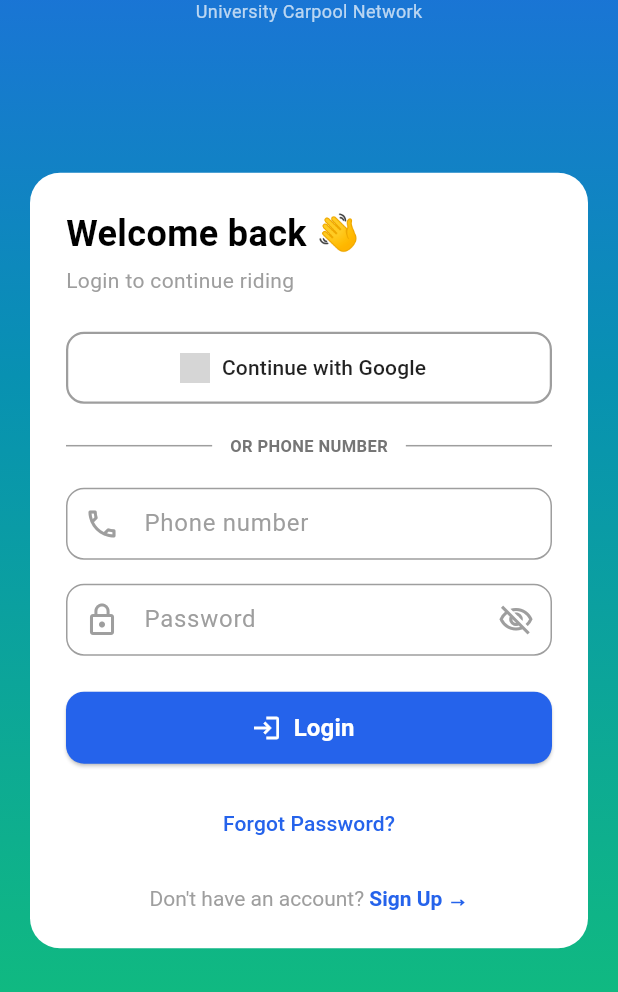
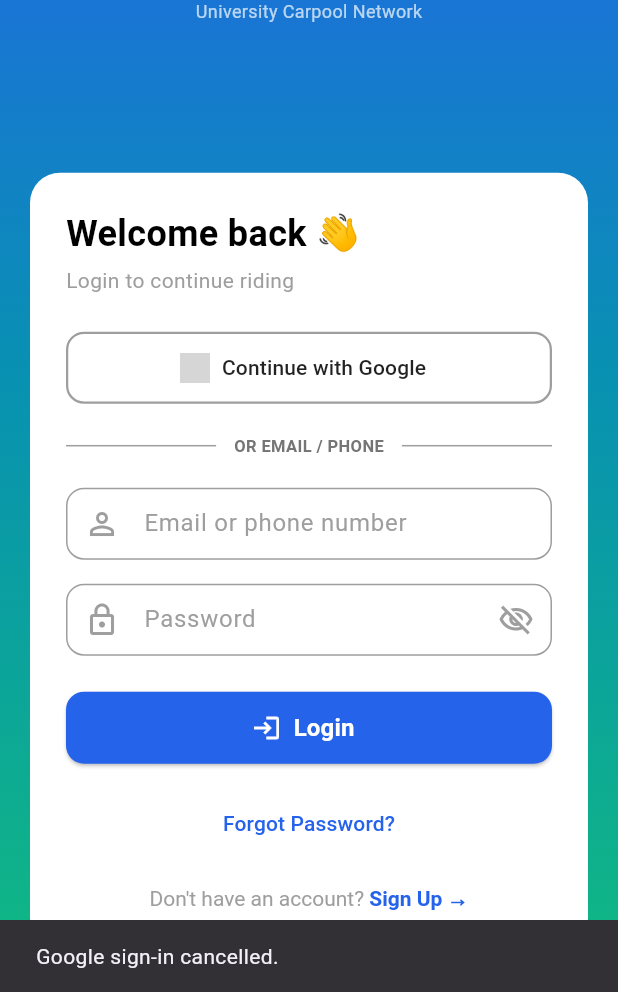
Before and after one commit to ThisIsShamim/Ride_Share_UniversityCarpol, a Flutter app: the screen it shows after launch, after a tap on "Continue with Google", on a phone screen of 412 x 824 dp, the part 244-1236 px from its top. Run offline on Flutter 3.47's test engine with Material 3 defaults, Android fonts, the phone set to English and light mode, and no system bars; our stand-ins replace firebase_auth, firebase_core, google_sign_in; accounts and stored records are empty; grey boxes are pictures that could not be loaded.

Commit message:
Login backend setup for login_scree.dart file

```diff
--- a/ride_share/lib/main.dart
+++ b/ride_share/lib/main.dart
@@ -1,7 +1,11 @@
+import 'package:firebase_core/firebase_core.dart';
 import 'package:flutter/material.dart';
+import 'firebase_options.dart';
 import 'screens/login_screen.dart';
 
-void main() {
+Future<void> main() async {
+  WidgetsFlutterBinding.ensureInitialized();
+  await Firebase.initializeApp(options: DefaultFirebaseOptions.currentPlatform);
   runApp(const MyApp());
 }
 
@@ -30,7 +34,7 @@ class MyApp extends StatelessWidget {
         //
         // This works for code too, not just values: Most code changes can be
         // tested with just a hot reload.
-        colorScheme: .fromSeed(seedColor: Colors.deepPurple),
+        colorScheme: ColorScheme.fromSeed(seedColor: Colors.deepPurple),
       ),
       home: const LoginScreen(),
     );
--- a/ride_share/lib/screens/login_screen.dart
+++ b/ride_share/lib/screens/login_screen.dart
@@ -1,4 +1,6 @@
+import 'package:firebase_auth/firebase_auth.dart';
 import 'package:flutter/material.dart';
+import 'package:google_sign_in/google_sign_in.dart';
 
 class LoginScreen extends StatefulWidget {
   const LoginScreen({Key? key}) : super(key: key);
@@ -8,13 +10,76 @@ class LoginScreen extends StatefulWidget {
 }
 
 class _LoginScreenState extends State<LoginScreen> {
-  final TextEditingController _phoneController = TextEditingController();
+  final TextEditingController _identifierController = TextEditingController();
   final TextEditingController _passwordController = TextEditingController();
+  final GoogleSignIn _googleSignIn = GoogleSignIn();
   bool _isPasswordVisible = false;
+
+  void _showMessage(String message) {
+    ScaffoldMessenger.of(
+      context,
+    ).showSnackBar(SnackBar(content: Text(message)));
+  }
+
+  Future<void> _signInWithGoogle() async {
+    try {
+      final GoogleSignInAccount? googleUser = await _googleSignIn.signIn();
+      if (googleUser == null) {
+        _showMessage('Google sign-in cancelled.');
+        return;
+      }
+
+      final GoogleSignInAuthentication googleAuth =
+          await googleUser.authentication;
+      final credential = GoogleAuthProvider.credential(
+        accessToken: googleAuth.accessToken,
+        idToken: googleAuth.idToken,
+      );
+
+      await FirebaseAuth.instance.signInWithCredential(credential);
+      _showMessage(
+        'Signed in successfully as ${FirebaseAuth.instance.currentUser?.displayName ?? 'Google user'}',
+      );
+    } on FirebaseAuthException catch (e) {
+      _showMessage(e.message ?? 'Google sign-in failed.');
+    } catch (e) {
+      _showMessage('Google sign-in failed: $e');
+    }
+  }
+
+  Future<void> _signInWithEmailOrPhone() async {
+    final String identifier = _identifierController.text.trim();
+    final String password = _passwordController.text;
+
+    if (identifier.isEmpty || password.isEmpty) {
+      _showMessage('Please enter your email/phone and password.');
+      return;
+    }
+
+    if (identifier.contains('@')) {
+      try {
+        await FirebaseAuth.instance.signInWithEmailAndPassword(
+          email: identifier,
+          password: password,
+        );
+        _showMessage(
+          'Signed in successfully as ${FirebaseAuth.instance.currentUser?.email}.',
+        );
+      } on FirebaseAuthException catch (e) {
+        _showMessage(e.message ?? 'Login failed.');
+      } catch (e) {
+        _showMessage('Login failed: $e');
+      }
+    } else {
+      _showMessage(
+        'Phone login is not configured yet. Use email login or Google sign-in.',
+      );
+    }
+  }
 
   @override
   void dispose() {
-    _phoneController.dispose();
+    _identifierController.dispose();
     _passwordController.dispose();
     super.dispose();
   }
@@ -106,9 +171,7 @@ class _LoginScreenState extends State<LoginScreen> {
                         width: double.infinity,
                         height: 48,
                         child: OutlinedButton.icon(
-                          onPressed: () {
-                            // TODO: Implement Google Sign In
-                          },
+                          onPressed: _signInWithGoogle,
                           icon: Image.asset(
                             'assets/google_logo.png',
                             width: 20,
@@ -147,7 +210,7 @@ class _LoginScreenState extends State<LoginScreen> {
                           Padding(
                             padding: const EdgeInsets.symmetric(horizontal: 12),
                             child: Text(
-                              'OR PHONE NUMBER',
+                              'OR EMAIL / PHONE',
                               style: TextStyle(
                                 fontSize: 11,
                                 fontWeight: FontWeight.w600,
@@ -162,16 +225,16 @@ class _LoginScreenState extends State<LoginScreen> {
                       ),
                       const SizedBox(height: 20),
 
-                      // Phone Number Field
+                      // Email or Phone Field
                       TextField(
-                        controller: _phoneController,
-                        keyboardType: TextInputType.phone,
+                        controller: _identifierController,
+                        keyboardType: TextInputType.emailAddress,
                         decoration: InputDecoration(
                           prefixIcon: const Icon(
-                            Icons.phone_outlined,
+                            Icons.person_outline,
                             color: Colors.grey,
                           ),
-                          hintText: 'Phone number',
+                          hintText: 'Email or phone number',
                           hintStyle: const TextStyle(color: Colors.grey),
                           border: OutlineInputBorder(
                             borderRadius: BorderRadius.circular(12),
@@ -260,9 +323,7 @@ class _LoginScreenState extends State<LoginScreen> {
                         width: double.infinity,
                         height: 48,
                         child: ElevatedButton.icon(
-                          onPressed: () {
-                            // TODO: Implement Login functionality
-                          },
+                          onPressed: _signInWithEmailOrPhone,
                           icon: const Icon(Icons.login, size: 20),
                           label: const Text(
                             'Login',
--- a/ride_share/pubspec.yaml
+++ b/ride_share/pubspec.yaml
@@ -21,6 +21,8 @@ version: 1.0.0+1
 environment:
   sdk: ^3.11.5
 
+firebase_auth:
+google_sign_in:
 # Dependencies specify other packages that your package needs in order to work.
 # To automatically upgrade your package dependencies to the latest versions
 # consider running `flutter pub upgrade --major-versions`. Alternatively,
@@ -34,7 +36,9 @@ dependencies:
   # The following adds the Cupertino Icons font to your application.
   # Use with the CupertinoIcons class for iOS style icons.
   cupertino_icons: ^1.0.8
-  firebase_core: ^3.0.0
+  firebase_core: ^3.15.2
+  firebase_auth: ^5.7.0
+  google_sign_in: ^6.1.0
 
 dev_dependencies:
   flutter_test:
```
Also changed, not shown: ride_share/pubspec.lock, 3 other files.
